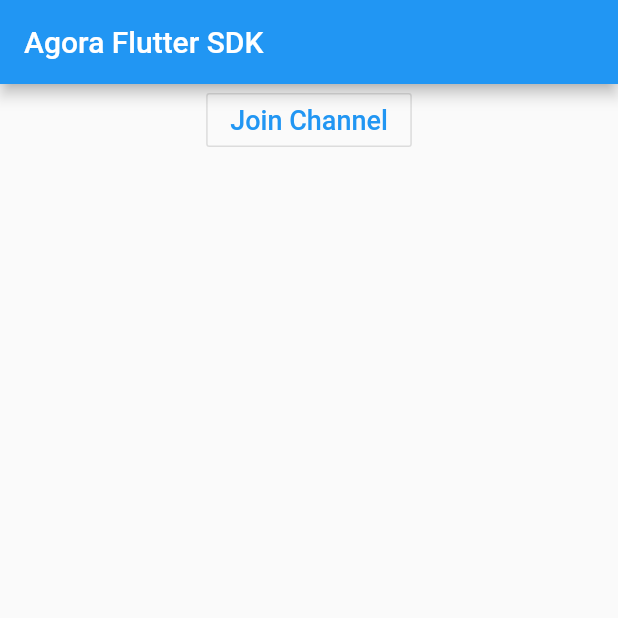
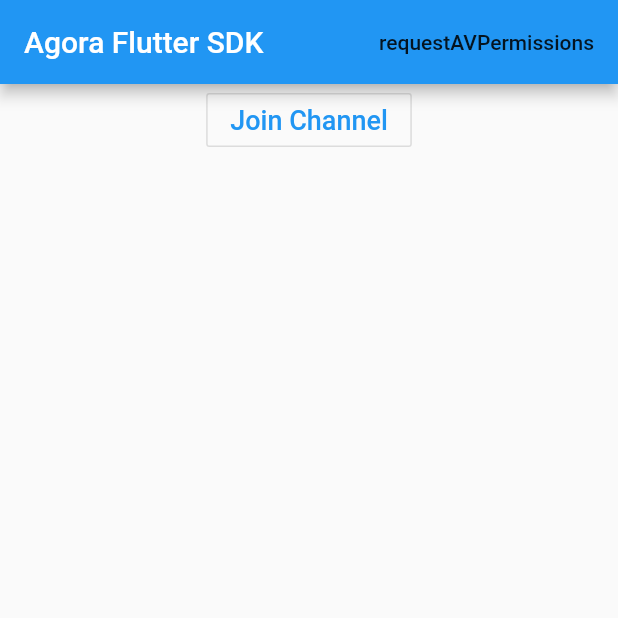
Before and after one commit to woodemi/Flutter-SDK-Desktop, a Flutter app: the screen it shows after launch, on a phone screen of 412 x 824 dp, the top half of it. Run offline on Flutter 3.47's test engine with Material 2 defaults, Android fonts, the phone set to English and light mode, and no system bars; statements that could not run were skipped.

Commit message:
Add `requestAVPermissions`
Signed-off-by: wangkun <wangkun@woodemi.com>

```diff
--- a/example/lib/main.dart
+++ b/example/lib/main.dart
@@ -34,6 +34,14 @@ class _MyAppState extends State<MyApp> {
       home: Scaffold(
         appBar: AppBar(
           title: const Text('Agora Flutter SDK'),
+          actions: <Widget>[
+            FlatButton(
+              child: Text('requestAVPermissions'),
+              onPressed: () {
+                AgoraRtcEngine.requestAVPermissions();
+              },
+            )
+          ],
         ),
         body: Container(
           child: Column(
--- a/lib/agora_rtc_engine.dart
+++ b/lib/agora_rtc_engine.dart
@@ -24,6 +24,9 @@ class AgoraRtcEngine {
       _sinkController.add(message);
     });
   }
+
+  static Future<bool> requestAVPermissions() =>
+      _channel.invokeMethod('requestAVPermissions');
 
   /// Reports an error during SDK runtime.
   ///
```
